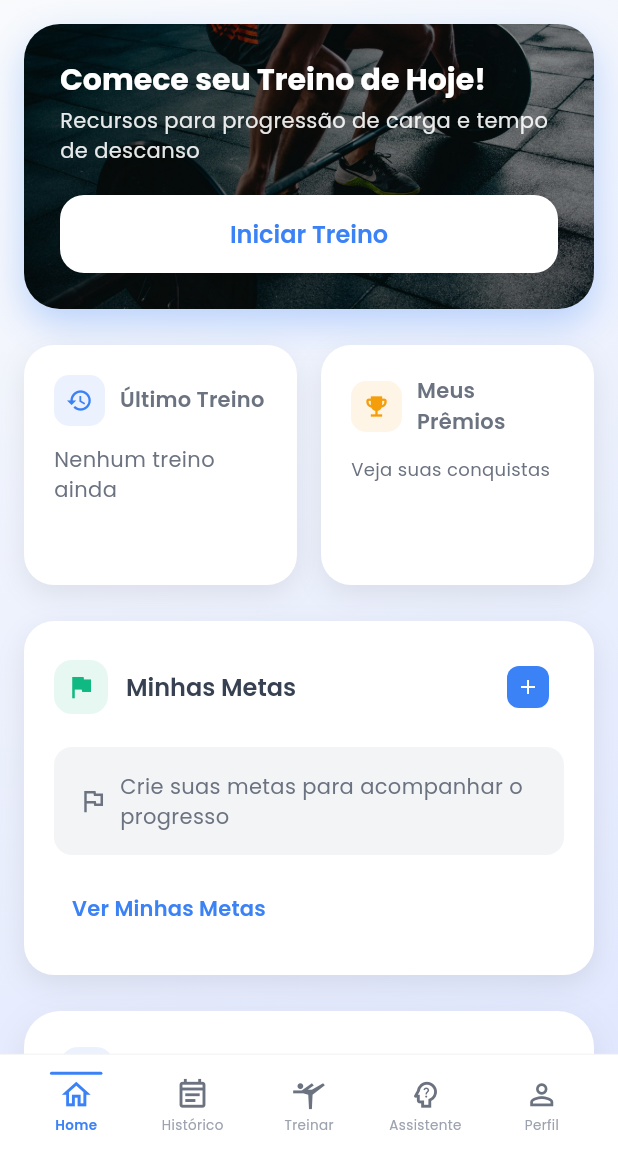
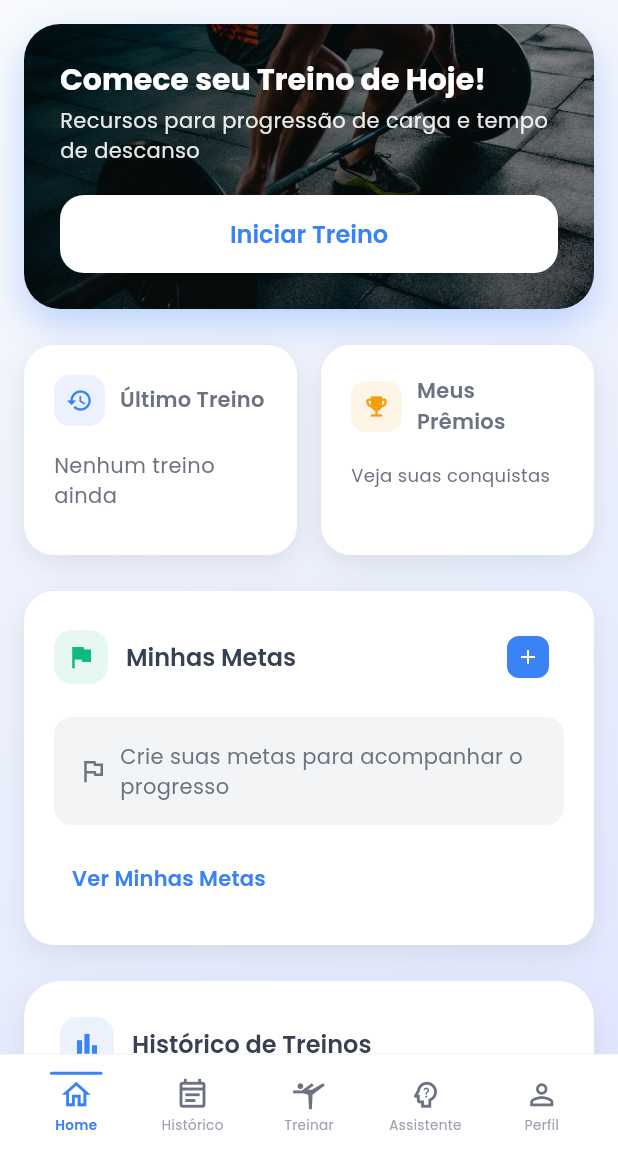
Before and after one commit to maalon77-dev/meutreino, a Flutter app: the HomePage screen opened directly, on a phone screen of 412 x 824 dp, the part 84-1236 px from its top. Run offline on Flutter 3.47's test engine with Material 3 defaults, Android fonts, the phone set to English and light mode, and no system bars; our stand-ins replace cached_network_image, fl_chart, google_fonts, shared_preferences, vibration; accounts and stored records are empty.

Commit message:
fix: resolve overflow in home page by limiting title size and reducing workout time display

```diff
--- a/lib/home_page.dart
+++ b/lib/home_page.dart
@@ -445,24 +445,26 @@ class _HomeContent extends StatefulWidget {
                   titulo,
                   style: TextStyle(
                     fontWeight: FontWeight.w600,
-                    fontSize: 14,
+                    fontSize: 13,
                     color: isDark ? Colors.white : const Color(0xFF374151),
                   ),
+                  maxLines: 2,
+                  overflow: TextOverflow.ellipsis,
                 ),
                 const SizedBox(height: 4),
                 Row(
                   children: [
                     Icon(
                       Icons.access_time,
-                      size: 14,
+                      size: 12,
                       color: isDark ? const Color(0xFF94A3B8) : const Color(0xFF6B7280), // Azul claro
                     ),
                     const SizedBox(width: 4),
                     Text(
                       tempo,
-                  style: TextStyle(
+                      style: TextStyle(
                         color: isDark ? const Color(0xFF94A3B8) : const Color(0xFF6B7280), // Azul claro
-                        fontSize: 12,
+                        fontSize: 11,
                         fontWeight: FontWeight.w500,
                       ),
                     ),
@@ -1097,7 +1099,7 @@ class _HomeContentState extends State<_HomeContent> {
               // Card do último treino
               Expanded(
                 child: Container(
-                  height: 160, // Altura aumentada para evitar overflow
+                  height: 140, // Altura fixa para ambos os cards
                   decoration: BoxDecoration(
                     color: isDark ? const Color(0xFF1E293B) : Colors.white,
                     borderRadius: BorderRadius.circular(20),
@@ -1139,7 +1141,7 @@ class _HomeContentState extends State<_HomeContent> {
                           ),
                         ],
                       ),
-                      const SizedBox(height: 12),
+                      const SizedBox(height: 16),
                       if (historico.isNotEmpty)
                         Column(
                           crossAxisAlignment: CrossAxisAlignment.start,
@@ -1196,7 +1198,7 @@ class _HomeContentState extends State<_HomeContent> {
                     );
                   },
                   child: Container(
-                    height: 160, // Altura aumentada para evitar overflow
+                    height: 140, // Altura fixa para ambos os cards
                     decoration: BoxDecoration(
                       color: isDark ? const Color(0xFF1E293B) : Colors.white,
                       borderRadius: BorderRadius.circular(20),
@@ -1238,7 +1240,7 @@ class _HomeContentState extends State<_HomeContent> {
                             ),
                           ],
                         ),
-                        const SizedBox(height: 12),
+                        const SizedBox(height: 16),
                         Text(
                           'Veja suas conquistas',
                           style: Theme.of(context).textTheme.bodyMedium?.copyWith(
```
